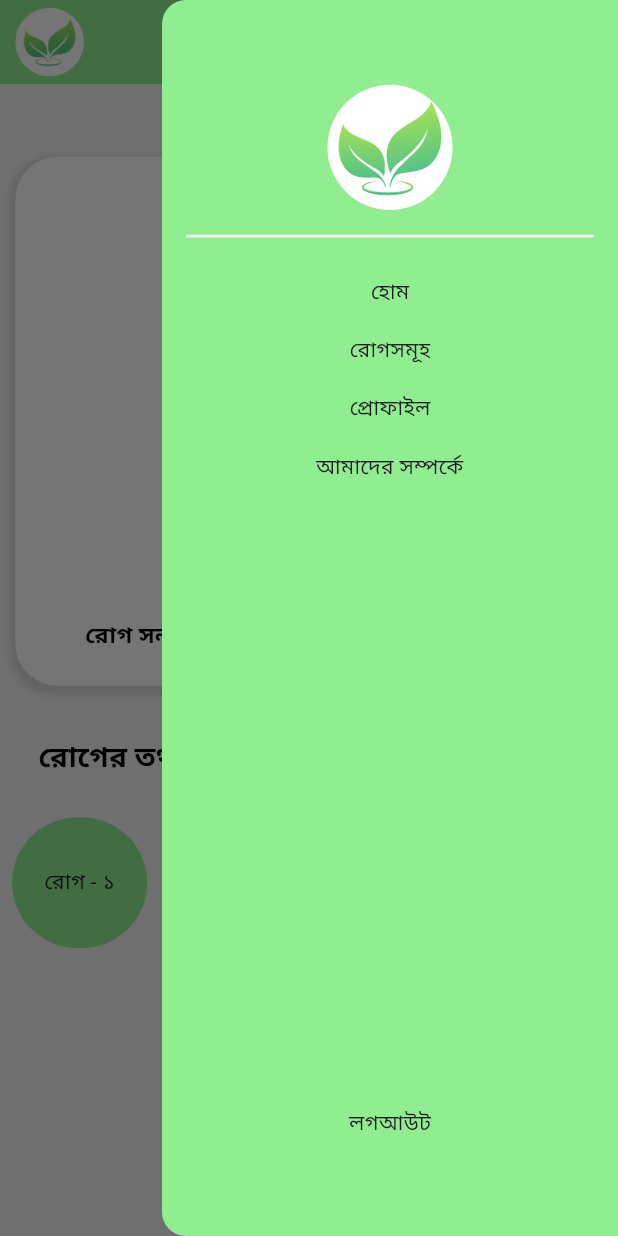
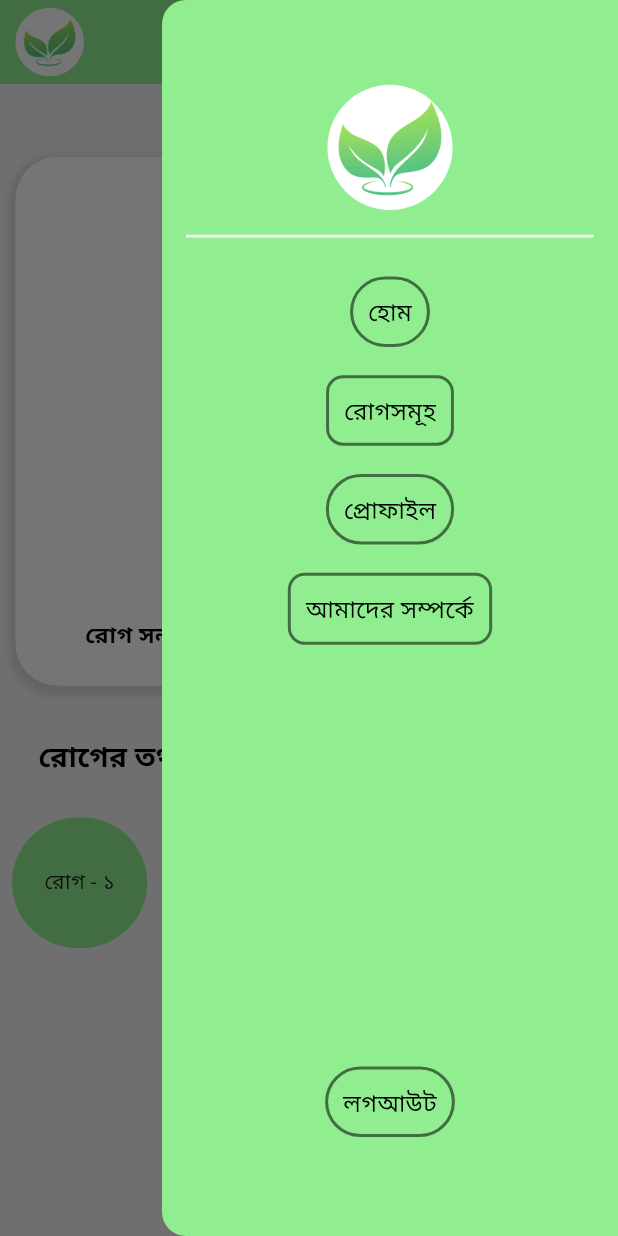
Before and after one commit to safridbhueyan/Mango_leaf_disease_detection_app, a Flutter app: the HomeScreen screen opened by its route, with the side drawer open, on a phone screen of 412 x 824 dp. Run offline on Flutter 3.47's test engine with Material 3 defaults, Android fonts, the phone set to English and light mode, and no system bars; our stand-ins replace flutter_screenutil, go_router, image_picker.

Commit message:
done fixes

```diff
--- a/lib/routes/route_configs.dart
+++ b/lib/routes/route_configs.dart
@@ -5,6 +5,8 @@ import 'package:mango_leaf_disease/view/aboutUs_screen.dart';
 import 'package:mango_leaf_disease/view/disease_screen.dart';
 import 'package:mango_leaf_disease/view/home_screen.dart';
 import 'package:mango_leaf_disease/view/login_screen.dart';
+import 'package:mango_leaf_disease/view/pickImage_screen.dart';
+import 'package:mango_leaf_disease/view/profile_screen.dart';
 import 'package:mango_leaf_disease/view/sign_up_screen.dart';
 
 class RouteConfig {
@@ -47,6 +49,20 @@ class RouteConfig {
           return const MaterialPage(child: AboutusScreen());
         },
       ),
+      GoRoute(
+        name: RouteName.ProfileScreen,
+        path: RouteName.ProfileScreen,
+        pageBuilder: (context, state) {
+          return const MaterialPage(child: ProfileScreen());
+        },
+      ),
+      GoRoute(
+        name: RouteName.PickimageScreen,
+        path: RouteName.PickimageScreen,
+        pageBuilder: (context, state) {
+          return const MaterialPage(child: PickimageScreen());
+        },
+      ),
     ],
   );
 }
--- a/lib/routes/route_names.dart
+++ b/lib/routes/route_names.dart
@@ -5,4 +5,6 @@ class RouteName {
   static const String HomeScreen = '/HomeScreen';
   static const String DiseaseScreen = '/DiseaseScreen';
   static const String AboutusScreen = '/AboutusScreen';
+  static const String ProfileScreen = '/ProfileScreen';
+  static const String PickimageScreen = '/PickimageScreen';
 }
--- a/lib/view/home_screen.dart
+++ b/lib/view/home_screen.dart
@@ -1,9 +1,13 @@
 import 'package:flutter/material.dart';
 import 'package:flutter_screenutil/flutter_screenutil.dart';
+import 'package:go_router/go_router.dart';
 import 'package:mango_leaf_disease/model/rogModel.dart';
+import 'package:mango_leaf_disease/routes/route_names.dart';
 import 'package:mango_leaf_disease/utils/utils.dart';
 import 'package:mango_leaf_disease/view/widget/appbar.dart';
 import 'package:mango_leaf_disease/view/widget/customDrawer.dart';
+import 'package:mango_leaf_disease/view_model/imagePicker_provider.dart';
+import 'package:provider/provider.dart';
 
 class HomeScreen extends StatelessWidget {
   const HomeScreen({super.key});
@@ -66,10 +70,19 @@ class HomeScreen extends StatelessWidget {
                   ),
 
                   SizedBox(height: 31.h),
-                  Row(
+                  Consumer<ImagepickerProvider>(
+                    builder: (context, pick, _) {
+                      return Row(
                         mainAxisAlignment: MainAxisAlignment.center,
                         children: [
-                      Utils.mybutton(text: "ক্যামেরা"),
+                          Utils.mybutton(
+                            text: "ক্যামেরা",
+                            onTap: () {
+                              pick.cameraPick();
+                              Duration(milliseconds: 200);
+                              context.push(RouteName.PickimageScreen);
+                            },
+                          ),
                           SizedBox(width: 8.w),
                           Text(
                             "অথবা",
@@ -81,8 +94,16 @@ class HomeScreen extends StatelessWidget {
                           ),
                           SizedBox(width: 8.w),
 
-                      Utils.mybutton(text: "গ্যালারি"),
+                          Utils.mybutton(
+                            text: "গ্যালারি",
+                            onTap: () {
+                              pick.galleryPick();
+                              context.push(RouteName.PickimageScreen);
+                            },
+                          ),
                         ],
+                      );
+                    },
                   ),
                   Spacer(),
                   Text(
--- a/lib/view/login_screen.dart
+++ b/lib/view/login_screen.dart
@@ -3,8 +3,7 @@ import 'package:flutter_screenutil/flutter_screenutil.dart';
 import 'package:go_router/go_router.dart';
 import 'package:mango_leaf_disease/routes/route_names.dart';
 import 'package:mango_leaf_disease/utils/utils.dart';
-import 'package:mango_leaf_disease/view/home_screen.dart';
-import 'package:mango_leaf_disease/view/sign_up_screen.dart';
+
 import 'package:mango_leaf_disease/view/widget/inputdecoration.dart';
 
 class LoginScreen extends StatelessWidget {
--- a/lib/view/sign_up_screen.dart
+++ b/lib/view/sign_up_screen.dart
@@ -3,7 +3,6 @@ import 'package:flutter_screenutil/flutter_screenutil.dart';
 import 'package:go_router/go_router.dart';
 import 'package:mango_leaf_disease/routes/route_names.dart';
 import 'package:mango_leaf_disease/utils/utils.dart';
-import 'package:mango_leaf_disease/view/login_screen.dart';
 import 'package:mango_leaf_disease/view/widget/inputdecoration.dart';
 
 class SignUpScreen extends StatelessWidget {
--- a/lib/view/widget/customDrawer.dart
+++ b/lib/view/widget/customDrawer.dart
@@ -3,7 +3,6 @@ import 'package:flutter_screenutil/flutter_screenutil.dart';
 import 'package:go_router/go_router.dart';
 import 'package:mango_leaf_disease/routes/route_names.dart';
 import 'package:mango_leaf_disease/utils/utils.dart';
-import 'package:mango_leaf_disease/view/aboutUs_screen.dart';
 
 class Customdrawer extends StatelessWidget {
   const Customdrawer({super.key});
@@ -35,7 +34,23 @@ class Customdrawer extends StatelessWidget {
               context.pushNamed(RouteName.HomeScreen);
               Navigator.pop(context);
             },
-            child: Text("হোম"),
+            child: Container(
+              decoration: BoxDecoration(
+                borderRadius: BorderRadius.circular(26.r),
+                border: Border.all(width: 2, color: Colors.black54),
+              ),
+              child: Padding(
+                padding: EdgeInsets.all(10.0),
+                child: Text(
+                  "হোম",
+                  style: TextStyle(
+                    fontSize: 17.sp,
+                    fontWeight: FontWeight.w500,
+                    color: Color(0xff000000),
+                  ),
+                ),
+              ),
+            ),
           ),
           SizedBox(height: 20.h),
           GestureDetector(
@@ -43,17 +58,72 @@ class Customdrawer extends StatelessWidget {
               context.pushNamed(RouteName.DiseaseScreen);
               Navigator.pop(context);
             },
-            child: Text("রোগসমূহ"),
+            child: Container(
+              decoration: BoxDecoration(
+                borderRadius: BorderRadius.circular(12.r),
+                border: Border.all(width: 2, color: Colors.black54),
+              ),
+              child: Padding(
+                padding: EdgeInsets.all(10.0),
+                child: Text(
+                  "রোগসমূহ",
+                  style: TextStyle(
+                    fontSize: 17.sp,
+                    fontWeight: FontWeight.w500,
+                    color: Color(0xff000000),
+                  ),
+                ),
+              ),
+            ),
           ),
           SizedBox(height: 20.h),
-          GestureDetector(onTap: () {}, child: Text("প্রোফাইল")),
+          GestureDetector(
+            onTap: () {
+              context.pushNamed(RouteName.ProfileScreen);
+              Navigator.pop(context);
+            },
+            child: Container(
+              decoration: BoxDecoration(
+                borderRadius: BorderRadius.circular(26.r),
+                border: Border.all(width: 2, color: Colors.black54),
+              ),
+              child: Padding(
+                padding: EdgeInsets.all(10.0),
+                child: Text(
+                  "প্রোফাইল",
+                  style: TextStyle(
+                    fontSize: 17.sp,
+                    fontWeight: FontWeight.w500,
+                    color: Color(0xff000000),
+                  ),
+                ),
+              ),
+            ),
+          ),
           SizedBox(height: 20.h),
           GestureDetector(
             onTap: () {
               context.pushNamed(RouteName.AboutusScreen);
               Navigator.pop(context);
             },
-            child: Text("আমাদের সম্পর্কে"),
+            child: Container(
+              decoration: BoxDecoration(
+                borderRadius: BorderRadius.circular(12.r),
+                border: Border.all(width: 2, color: Colors.black54),
+              ),
+              child: Padding(
+                padding: EdgeInsets.all(10.0),
+
+                child: Text(
+                  "আমাদের সম্পর্কে",
+                  style: TextStyle(
+                    fontSize: 17.sp,
+                    fontWeight: FontWeight.w500,
+                    color: Color(0xff000000),
+                  ),
+                ),
+              ),
+            ),
           ),
           Spacer(),
           GestureDetector(
@@ -61,7 +131,23 @@ class Customdrawer extends StatelessWidget {
               context.pushNamed(RouteName.LoginScreen);
               Navigator.pop(context);
             },
-            child: Text("লগআউট"),
+            child: Container(
+              decoration: BoxDecoration(
+                borderRadius: BorderRadius.circular(26.r),
+                border: Border.all(width: 2, color: Colors.black54),
+              ),
+              child: Padding(
+                padding: EdgeInsets.all(10.0),
+                child: Text(
+                  "লগআউট",
+                  style: TextStyle(
+                    fontSize: 17.sp,
+                    fontWeight: FontWeight.w500,
+                    color: Color(0xff000000),
+                  ),
+                ),
+              ),
+            ),
           ),
           SizedBox(height: 70.h),
         ],
--- a/pubspec.yaml
+++ b/pubspec.yaml
@@ -19,6 +19,7 @@ dependencies:
   flutter_screenutil: ^5.9.3
   shared_preferences: ^2.5.3
   go_router: ^15.1.0
+  image_picker: ^1.1.2
 
 dev_dependencies:
   flutter_test:
```
Also changed, not shown: lib/main.dart (+4 -4 lines), lib/view/pickImage_screen.dart (added, +184 -0 lines), lib/view/profile_screen.dart (added, +204 -0 lines), lib/view/widget/circleInfo.dart (added, +40 -0 lines), lib/view/widget/profileContainer.dart (added, +41 -0 lines), lib/view_model/imagePicker_provider.dart (added, +34 -0 lines), assets/icons/Vector.png (added), assets/images/profilepic.png (added), pubspec.lock, 1 other file. Lines whose indentation alone changed are shown as unchanged.
